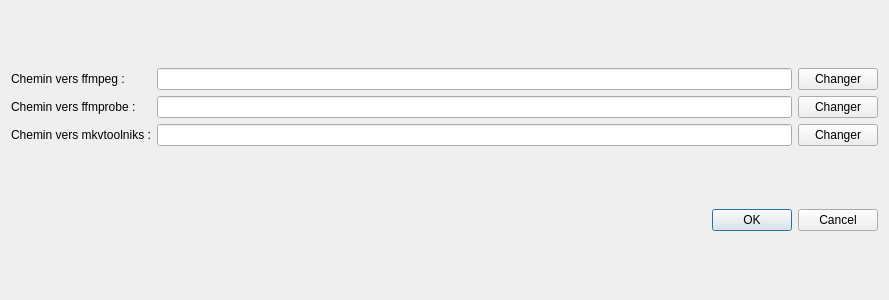
Before: the Qt Designer form src/View/ParametersDialog.ui in cinemaouvert/OCT, drawn with Qt 5.
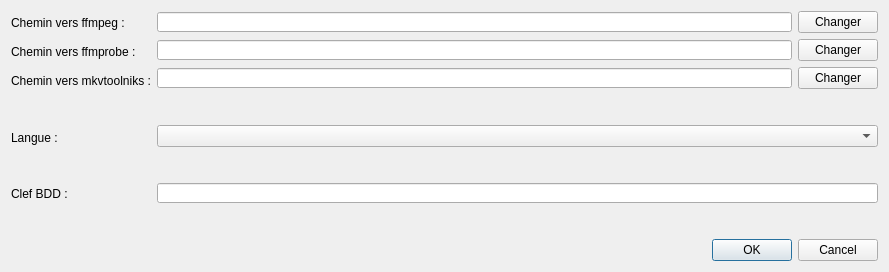
After: the same form once the commit is applied.

Commit message: edited parameter pane

What changed in the file:
```diff
--- a/src/View/ParametersDialog.ui
+++ b/src/View/ParametersDialog.ui
@@ -7,7 +7,7 @@
     <x>0</x>
     <y>0</y>
     <width>889</width>
-    <height>300</height>
+    <height>272</height>
    </rect>
   </property>
   <property name="windowTitle">
@@ -20,6 +20,18 @@
       <layout class="QVBoxLayout" name="verticalLayout_4">
        <item>
         <widget class="QLabel" name="label_2">
+         <property name="minimumSize">
+          <size>
+           <width>0</width>
+           <height>23</height>
+          </size>
+         </property>
+         <property name="maximumSize">
+          <size>
+           <width>16777215</width>
+           <height>23</height>
+          </size>
+         </property>
          <property name="text">
           <string>Chemin vers ffmpeg :</string>
          </property>
@@ -27,6 +39,18 @@
        </item>
        <item>
         <widget class="QLabel" name="label_3">
+         <property name="minimumSize">
+          <size>
+           <width>0</width>
+           <height>23</height>
+          </size>
+         </property>
+         <property name="maximumSize">
+          <size>
+           <width>16777215</width>
+           <height>23</height>
+          </size>
+         </property>
          <property name="text">
           <string>Chemin vers ffmprobe :</string>
          </property>
@@ -34,19 +58,118 @@
        </item>
        <item>
         <widget class="QLabel" name="label">
+         <property name="minimumSize">
+          <size>
+           <width>0</width>
+           <height>23</height>
+          </size>
+         </property>
+         <property name="maximumSize">
+          <size>
+           <width>16777215</width>
+           <height>23</height>
+          </size>
+         </property>
          <property name="text">
           <string>Chemin vers mkvtoolniks :</string>
          </property>
         </widget>
        </item>
+       <item>
+        <spacer name="verticalSpacer">
+         <property name="orientation">
+          <enum>Qt::Vertical</enum>
+         </property>
+         <property name="sizeHint" stdset="0">
+          <size>
+           <width>20</width>
+           <height>40</height>
+          </size>
+         </property>
+        </spacer>
+       </item>
+       <item>
+        <widget class="QLabel" name="label_4">
+         <property name="minimumSize">
+          <size>
+           <width>0</width>
+           <height>23</height>
+          </size>
+         </property>
+         <property name="maximumSize">
+          <size>
+           <width>16777215</width>
+           <height>23</height>
+          </size>
+         </property>
+         <property name="text">
+          <string>Langue :</string>
+         </property>
+        </widget>
+       </item>
+       <item>
+        <spacer name="verticalSpacer_3">
+         <property name="orientation">
+          <enum>Qt::Vertical</enum>
+         </property>
+         <property name="sizeHint" stdset="0">
+          <size>
+           <width>20</width>
+           <height>40</height>
+          </size>
+         </property>
+        </spacer>
+       </item>
+       <item>
+        <widget class="QLabel" name="label_5">
+         <property name="minimumSize">
+          <size>
+           <width>0</width>
+           <height>23</height>
+          </size>
+         </property>
+         <property name="maximumSize">
+          <size>
+           <width>16777215</width>
+           <height>23</height>
+          </size>
+         </property>
+         <property name="text">
+          <string>Clef BDD :</string>
+         </property>
+        </widget>
+       </item>
+       <item>
+        <spacer name="verticalSpacer_6">
+         <property name="orientation">
+          <enum>Qt::Vertical</enum>
+         </property>
+         <property name="sizeHint" stdset="0">
+          <size>
+           <width>20</width>
+           <height>40</height>
+          </size>
+         </property>
+        </spacer>
+       </item>
       </layout>
      </item>
      <item>
       <layout class="QVBoxLayout" name="verticalLayout_3">
+       <property name="spacing">
+        <number>6</number>
+       </property>
        <item>
         <layout class="QHBoxLayout" name="horizontalLayout">
          <item>
-          <widget class="QLineEdit" name="ffmpegTextEdit"/>
+          <widget class="QLineEdit" name="ffmpegTextEdit">
+           <property name="maximumSize">
+            <size>
+             <width>16777215</width>
+             <height>20</height>
+            </size>
+           </property>
+          </widget>
          </item>
          <item>
           <widget class="QPushButton" name="ffmpegButton">
@@ -60,7 +183,14 @@
        <item>
         <layout class="QHBoxLayout" name="horizontalLayout_3">
          <item>
-          <widget class="QLineEdit" name="ffprobeTextEdit"/>
+          <widget class="QLineEdit" name="ffprobeTextEdit">
+           <property name="maximumSize">
+            <size>
+             <width>16777215</width>
+             <height>20</height>
+            </size>
+           </property>
+          </widget>
          </item>
          <item>
           <widget class="QPushButton" name="ffmprobeButton">
@@ -74,10 +204,23 @@
        <item>
         <layout class="QHBoxLayout" name="horizontalLayout_2">
          <item>
-          <widget class="QLineEdit" name="mkvtoolniksTextEdit"/>
+          <widget class="QLineEdit" name="mkvtoolniksTextEdit">
+           <property name="maximumSize">
+            <size>
+             <width>16777215</width>
+             <height>20</height>
+            </size>
+           </property>
+          </widget>
          </item>
          <item>
           <widget class="QPushButton" name="mkvtoolniksButton">
+           <property name="maximumSize">
+            <size>
+             <width>16777215</width>
+             <height>23</height>
+            </size>
+           </property>
            <property name="text">
             <string>Changer</string>
            </property>
@@ -85,6 +228,58 @@
          </item>
         </layout>
        </item>
+       <item>
+        <spacer name="verticalSpacer_2">
+         <property name="orientation">
+          <enum>Qt::Vertical</enum>
+         </property>
+         <property name="sizeHint" stdset="0">
+          <size>
+           <width>20</width>
+           <height>40</height>
+          </size>
+         </property>
+        </spacer>
+       </item>
+       <item>
+        <widget class="QComboBox" name="comboBox"/>
+       </item>
+       <item>
+        <spacer name="verticalSpacer_4">
+         <property name="orientation">
+          <enum>Qt::Vertical</enum>
+         </property>
+         <property name="sizeHint" stdset="0">
+          <size>
+           <width>20</width>
+           <height>40</height>
+          </size>
+         </property>
+        </spacer>
+       </item>
+       <item>
+        <widget class="QLineEdit" name="lineEdit">
+         <property name="maximumSize">
+          <size>
+           <width>16777215</width>
+           <height>20</height>
+          </size>
+         </property>
+        </widget>
+       </item>
+       <item>
+        <spacer name="verticalSpacer_5">
+         <property name="orientation">
+          <enum>Qt::Vertical</enum>
+         </property>
+         <property name="sizeHint" stdset="0">
+          <size>
+           <width>20</width>
+           <height>40</height>
+          </size>
+         </property>
+        </spacer>
+       </item>
       </layout>
      </item>
     </layout>
```
